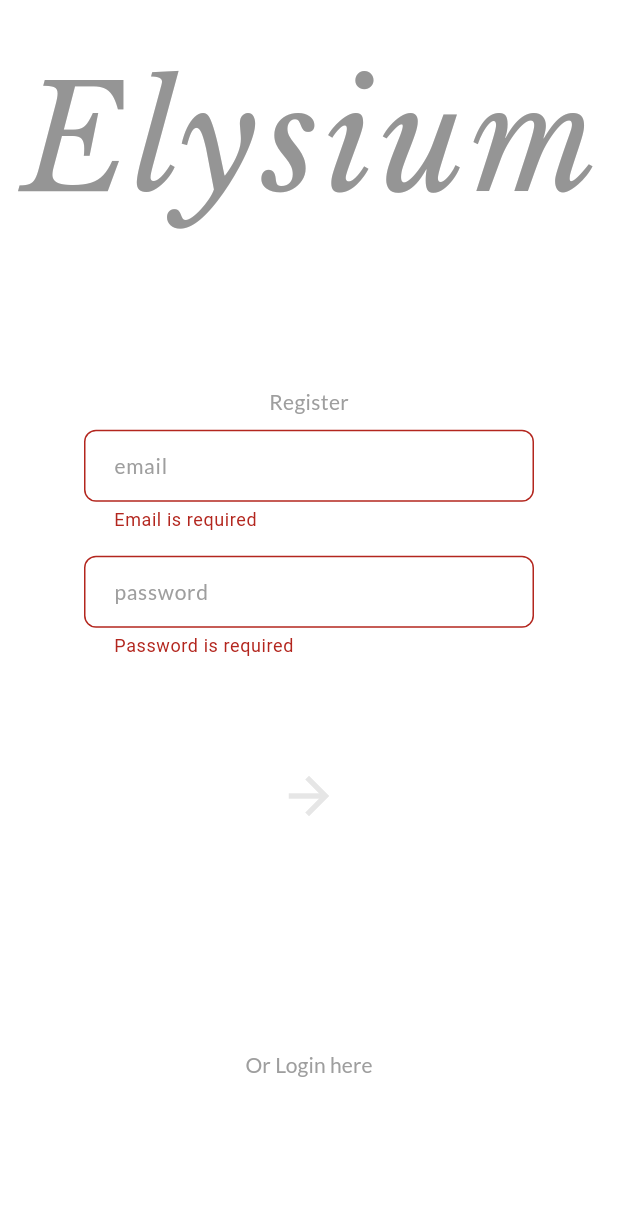
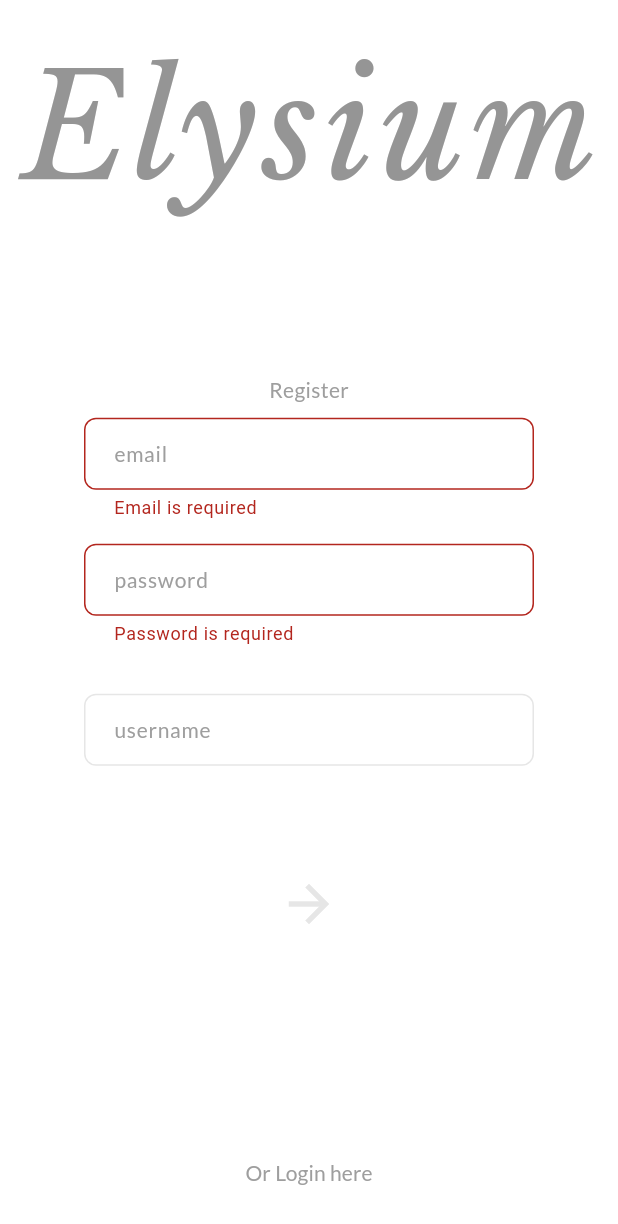
Before and after one commit to ashtondunderdale/barden-proj, a Flutter app: the Register screen opened directly, after a tap on the "arrow forward" icon, on a phone screen of 412 x 824 dp. Shown: the top 1224 px of the screen. Run offline on Flutter 3.47's test engine with Material 3 defaults, Android fonts, the phone set to English and light mode, and no system bars; our stand-ins replace cloud_firestore, firebase_auth, firebase_core, google_fonts; accounts and stored records are empty.

Commit message:
added database collection creation

```diff
--- a/elysium/lib/models/elysium_user.dart
+++ b/elysium/lib/models/elysium_user.dart
@@ -2,9 +2,10 @@ import 'note.dart';
 
 class ElysiumUser {
   String userID;
+  String username;
 
   List<Note> notes = [];
 
 
-  ElysiumUser({required this.userID});
+  ElysiumUser({required this.userID, required this.username});
 }
--- a/elysium/lib/services/auth_service.dart
+++ b/elysium/lib/services/auth_service.dart
@@ -1,5 +1,8 @@
-import 'package:elysium/models/elysium_user.dart';
+import 'package:elysium/services/database_service.dart';
 import 'package:firebase_auth/firebase_auth.dart';
+
+import '../models/elysium_user.dart';
+
 
 class AuthService {
 
@@ -13,7 +16,7 @@ class AuthService {
                                       );
 
       User? firebaseUser = result.user;
-      var elysiumUser = createElysiumUser(firebaseUser);
+      var elysiumUser = createElysiumUser(firebaseUser, "");
 
       return elysiumUser;
 
@@ -23,7 +26,7 @@ class AuthService {
     }
   }
 
-  static Future<ElysiumUser?> tryRegister(String email, String password) async {
+  static Future<ElysiumUser?> tryRegister(String email, String password, String username) async {
       try {
         UserCredential result = await _auth.createUserWithEmailAndPassword(
                                   email: email,
@@ -31,7 +34,9 @@ class AuthService {
                                 );
 
         User? firebaseUser = result.user;
-        var elysiumUser = createElysiumUser(firebaseUser);
+        var elysiumUser = createElysiumUser(firebaseUser, username);
+
+        await DatabaseService(userID: firebaseUser!.uid).updateUserData(firebaseUser.uid, username);
 
         return elysiumUser;
 
@@ -41,10 +46,10 @@ class AuthService {
       }
   }
 
-  static ElysiumUser? createElysiumUser(User? user) {
+  static ElysiumUser? createElysiumUser(User? user, String username) {
 
     if (user != null) {
-      return ElysiumUser(userID: user.uid);
+      return ElysiumUser(userID: user.uid, username: username);
     }
     else {
       return null;
--- /dev/null
+++ b/elysium/lib/services/database_service.dart
@@ -0,0 +1,17 @@
+import 'package:cloud_firestore/cloud_firestore.dart';
+import 'package:firebase_auth/firebase_auth.dart';
+
+
+class DatabaseService {
+  final CollectionReference users = FirebaseFirestore.instance.collection('users');
+
+  final String userID;
+  DatabaseService({required this.userID});
+
+  Future updateUserData(String userID, String username) async {
+    return await users.doc(userID).set({
+      'userID' : userID,
+      'username' : username,
+    });
+  }
+}
--- a/elysium/lib/views/register.dart
+++ b/elysium/lib/views/register.dart
@@ -11,6 +11,8 @@ class Register extends StatelessWidget {
 
   final TextEditingController emailController = TextEditingController();
   final TextEditingController passwordController = TextEditingController();
+  final TextEditingController usernameController = TextEditingController();
+
   final GlobalKey<FormState> _formKey = GlobalKey<FormState>();
 
   String? _validateEmail(String? value) {
@@ -48,8 +50,6 @@ class Register extends StatelessWidget {
               ),
             ),
             Center(
-              child: Padding(
-                padding: const EdgeInsets.only(bottom: 64),
               child: SizedBox(
                 width: 300,
                 child: Column(
@@ -86,18 +86,32 @@ class Register extends StatelessWidget {
                       style: Styles.loginHintStyle,
                     ),
                     Padding(
+                      padding: const EdgeInsets.only(top: 32),
+                      child: TextFormField(
+                        cursorColor: Styles.mediumGrey,
+                        controller: usernameController,
+                        decoration: Styles.loginDecoration.copyWith(
+                          hintText: "username",
+                          hintStyle: Styles.loginHintStyle,
+                        ),
+                        style: Styles.loginHintStyle,
+                      ),
+                    ),
+                    Padding(
                       padding: const EdgeInsets.only(top: 64),
                       child: IconButton(
                         onPressed: () async {
                           if (_formKey.currentState?.validate() ?? false) {
-                              ElysiumUser? elysiumUser = await AuthService.tryRegister(emailController.text, passwordController.text);
+                            ElysiumUser? elysiumUser = await AuthService.tryRegister(
+                                                              emailController.text,
+                                                              passwordController.text,
+                                                              usernameController.text
+                                                            );
 
                             if (elysiumUser != null) {
                               Navigator.push(context,
                                 MaterialPageRoute(
-                                    builder: (context) => Notes(
-                                      elysiumUser: elysiumUser
-                                    )
+                                  builder: (context) => Login(),
                                 ),
                               );
                             }
@@ -126,7 +140,6 @@ class Register extends StatelessWidget {
                 ),
               ),
             ),
-            ),
           ],
         ),
       ),
--- a/elysium/pubspec.yaml
+++ b/elysium/pubspec.yaml
@@ -7,6 +7,7 @@ environment:
   sdk: '>=3.3.0-102.0.dev <4.0.0'
 
 dependencies:
+  cloud_firestore: ^4.14.0
   firebase_auth: ^4.16.0
   firebase_core: ^2.24.2
   flutter:
```
Also changed, not shown: elysium/pubspec.lock, 3 other files. Lines whose indentation alone changed are shown as unchanged.
